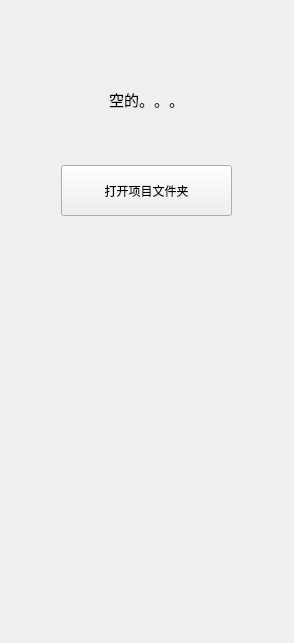
First picture: the form in src/GUI/codePage/codeTreeSideWidget.ui, repository firemeatman/C-Light-IDE, before the edit.
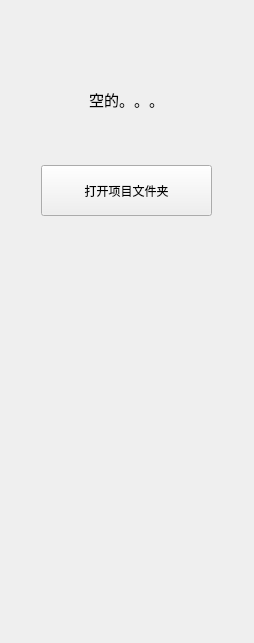
Second picture: the form after the edit.

Patch:
```diff
--- a/src/GUI/codePage/codeTreeSideWidget.ui
+++ b/src/GUI/codePage/codeTreeSideWidget.ui
@@ -6,7 +6,7 @@
    <rect>
     <x>0</x>
     <y>0</y>
-    <width>294</width>
+    <width>254</width>
     <height>643</height>
    </rect>
   </property>
```
